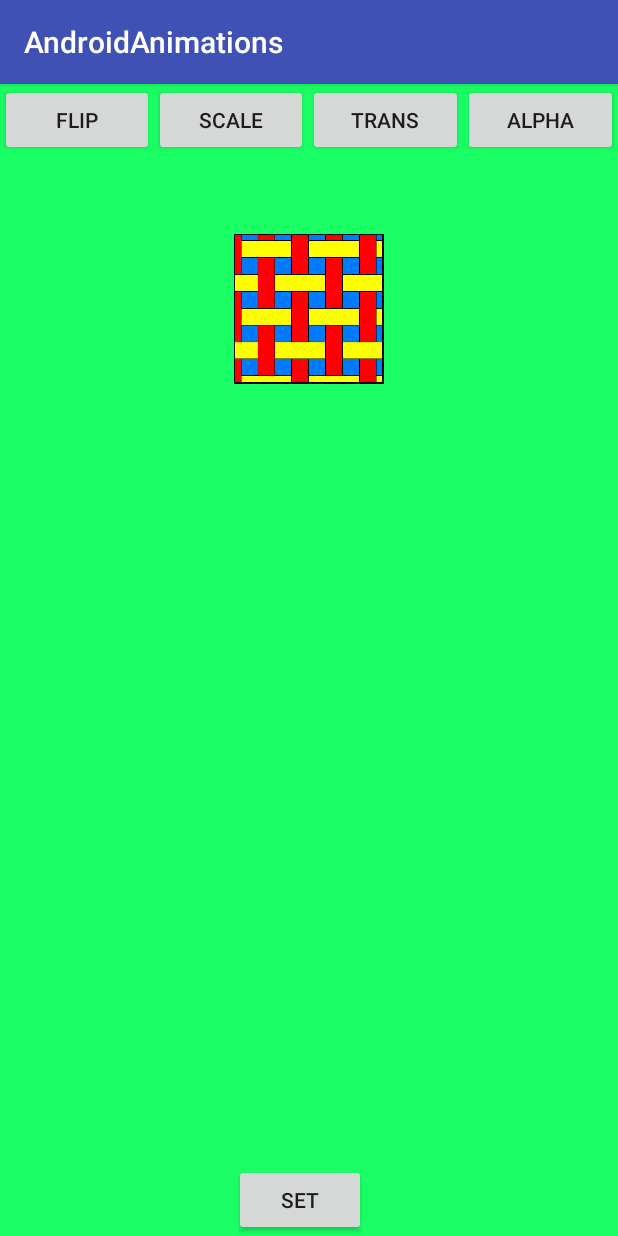
After one commit to PerryB52/AndroidAnimations, an Android app: the PropertyAnimationXML screen opened directly, with no data from a screen before it, on a phone screen of 412 x 824 dp. The commit adds this screen. Run offline under Robolectric (Android 15) with nearby library versions, the phone set to English and light mode, and no system bars.

Commit message:
Commit 7  - PropertyAnim XML

```diff
--- a/app/src/main/AndroidManifest.xml
+++ b/app/src/main/AndroidManifest.xml
@@ -18,7 +18,8 @@
         <activity android:name=".AnimationsByJava" />
         <activity android:name=".FrameAnimation" />
         <activity android:name=".DemeritView" />
-        <activity android:name=".InterpolatorAnim"></activity>
+        <activity android:name=".InterpolatorAnim" />
+        <activity android:name=".PropertyAnimationXML"></activity>
     </application>
 
 </manifest>
--- a/app/src/main/java/com/example/alexandrup/androidanimations/MainActivity.java
+++ b/app/src/main/java/com/example/alexandrup/androidanimations/MainActivity.java
@@ -41,9 +41,16 @@ public class MainActivity extends AppCompatActivity implements Animation.Animati
     @Override
     public boolean onOptionsItemSelected(MenuItem item) {
 
+        Intent i;
+
         switch (item.getItemId()){
             case R.id.mitem_interpolator:
-                Intent i = new Intent(MainActivity.this, InterpolatorAnim.class);
+                i = new Intent(MainActivity.this, InterpolatorAnim.class);
+                startActivity(i);
+                break;
+
+            case R.id.mitem_propertyAnimXML:
+                i = new Intent(MainActivity.this, PropertyAnimationXML.class);
                 startActivity(i);
                 break;
         }
@@ -117,9 +124,4 @@ public class MainActivity extends AppCompatActivity implements Animation.Animati
         startActivity(i);
     }
 
-
-    public void testTrans(View view){
-        Intent i = new Intent(MainActivity.this, InterpolatorAnim.class);
-        startActivity(i);
-    }
 }
--- /dev/null
+++ b/app/src/main/java/com/example/alexandrup/androidanimations/PropertyAnimationXML.java
@@ -0,0 +1,66 @@
+package com.example.alexandrup.androidanimations;
+
+import android.animation.Animator;
+import android.animation.AnimatorInflater;
+import android.os.Bundle;
+import android.support.v7.app.AppCompatActivity;
+import android.view.View;
+import android.widget.ImageView;
+
+public class PropertyAnimationXML extends AppCompatActivity {
+
+    private ImageView mImage;
+
+    @Override
+    protected void onCreate(Bundle savedInstanceState) {
+        super.onCreate(savedInstanceState);
+        setContentView(R.layout.activity_property_animation_xml);
+        mImage = (ImageView) findViewById(R.id.image);
+
+    }
+
+    public void rotateAnimation(View view) {
+
+        Animator anim = AnimatorInflater
+                .loadAnimator(this, R.animator.rotate);
+        anim.setTarget(mImage);
+        anim.start();
+
+    }
+
+    public void scaleAnimation(View view) {
+
+        Animator anim = AnimatorInflater
+                .loadAnimator(this, R.animator.scale);
+        anim.setTarget(mImage);
+        anim.start();
+
+    }
+
+    public void translateAnimation(View view) {
+
+        Animator anim = AnimatorInflater
+                .loadAnimator(this, R.animator.translate);
+        anim.setTarget(mImage);
+        anim.start();
+
+    }
+
+    public void alphaAnimation(View view) {
+
+        Animator anim = AnimatorInflater
+                .loadAnimator(this, R.animator.alpha);
+        anim.setTarget(mImage);
+        anim.start();
+
+    }
+
+    public void setAnimation(View view) {
+
+        Animator anim = AnimatorInflater
+                .loadAnimator(this, R.animator.set);
+        anim.setTarget(mImage);
+        anim.start();
+
+    }
+}
--- /dev/null
+++ b/app/src/main/res/animator/alpha.xml
@@ -0,0 +1,8 @@
+<?xml version="1.0" encoding="utf-8"?>
+<objectAnimator
+    xmlns:android="http://schemas.android.com/apk/res/android"
+    android:propertyName="alpha"
+    android:duration="500"
+    android:valueFrom="1"
+    android:valueTo="0"
+    android:valueType="floatType"/>
--- /dev/null
+++ b/app/src/main/res/animator/rotate.xml
@@ -0,0 +1,17 @@
+<?xml version="1.0" encoding="utf-8"?>
+<objectAnimator
+    xmlns:android="http://schemas.android.com/apk/res/android"
+    android:propertyName="rotationX"
+    android:duration="500"
+    android:valueFrom="0"
+    android:valueTo="-360"
+    android:valueType="floatType"/>
+
+
+    <!--
+
+        android:propertyName="rotation"      This simply rotates the Object either clockwise or anti-clockwise
+        android:propertyName="rotationX"     This rotates the Object about the X-Axis
+        android:propertyName="rotationY"     This rotates the Object about the Y-Axis
+
+    -->
--- /dev/null
+++ b/app/src/main/res/animator/scale.xml
@@ -0,0 +1,17 @@
+<?xml version="1.0" encoding="utf-8"?>
+<objectAnimator
+    xmlns:android="http://schemas.android.com/apk/res/android"
+    android:propertyName="scaleX"
+    android:duration="500"
+    android:valueFrom="1.0"
+    android:valueTo="2.5"
+    android:valueType="floatType"
+    />
+
+
+    <!--
+
+    If you want to scale the object in both X and Y directions then put two objectAnimator inside one
+    set tag with android:propertyName="scaleX" and android:propertyName="scaleY" respectively.
+
+    -->
--- /dev/null
+++ b/app/src/main/res/animator/set.xml
@@ -0,0 +1,32 @@
+<?xml version="1.0" encoding="utf-8"?>
+<set
+    xmlns:android="http://schemas.android.com/apk/res/android"
+    android:ordering="sequentially"
+    >
+
+    <objectAnimator
+        android:propertyName="rotation"
+        android:duration="500"
+        android:valueFrom="0"
+        android:valueTo="360"
+        android:valueType="floatType"/>
+
+    <set
+        android:ordering="together"
+        >
+        <objectAnimator
+            android:propertyName="scaleX"
+            android:duration="500"
+            android:valueFrom="1"
+            android:valueTo="1.5"
+            android:valueType="floatType"/>
+
+        <objectAnimator
+            android:propertyName="scaleY"
+            android:duration="500"
+            android:valueFrom="1"
+            android:valueTo="1.5"
+            android:valueType="floatType"/>
+    </set>
+
+</set>
--- /dev/null
+++ b/app/src/main/res/animator/translate.xml
@@ -0,0 +1,17 @@
+<?xml version="1.0" encoding="utf-8"?>
+<objectAnimator
+    xmlns:android="http://schemas.android.com/apk/res/android"
+    android:propertyName="translationX"
+    android:duration="500"
+    android:valueFrom="0"
+    android:valueTo="200"
+    android:valueType="floatType"/>
+
+
+
+    <!--
+        translationX   - move in X axis
+        translationY   - move in Y axis
+        x 			   - translation with respect to it’s container
+        y			   - translation with respect to it’s container
+    -->
--- /dev/null
+++ b/app/src/main/res/layout/activity_property_animation_xml.xml
@@ -0,0 +1,64 @@
+<RelativeLayout xmlns:android="http://schemas.android.com/apk/res/android"
+    xmlns:tools="http://schemas.android.com/tools"
+    android:layout_width="match_parent"
+    android:layout_height="match_parent"
+    android:background="#ff1aff64"
+    tools:context=".MainActivity">
+
+    <ImageView
+        android:layout_width="100dp"
+        android:layout_height="100dp"
+        android:id="@+id/image"
+        android:src="@drawable/tiling"
+        android:layout_alignParentTop="true"
+        android:layout_centerHorizontal="true"
+        android:layout_marginTop="100dp"/>
+
+    <LinearLayout
+        android:layout_width="match_parent"
+        android:layout_height="wrap_content"
+        android:weightSum="100"
+        android:orientation="horizontal"
+        >
+        <Button
+            android:layout_width="0dp"
+            android:layout_height="wrap_content"
+            android:text="Flip"
+            android:onClick="rotateAnimation"
+            android:layout_weight="25"
+            />
+        <Button
+            android:layout_width="0dp"
+            android:layout_height="wrap_content"
+            android:onClick="scaleAnimation"
+            android:layout_weight="25"
+            android:text="Scale"/>
+        <Button
+            android:layout_width="0dp"
+            android:layout_height="wrap_content"
+            android:onClick="translateAnimation"
+            android:layout_weight="25"
+            android:text="Trans"
+            />
+
+        <Button
+            android:layout_width="0dp"
+            android:layout_height="wrap_content"
+            android:onClick="alphaAnimation"
+            android:layout_weight="25"
+            android:text="Alpha"
+            />
+
+
+    </LinearLayout>
+
+    <Button
+        android:layout_width="wrap_content"
+        android:layout_height="wrap_content"
+        android:onClick="setAnimation"
+        android:text="set"
+        android:layout_alignParentBottom="true"
+        android:layout_alignLeft="@+id/image"
+        android:layout_alignStart="@+id/image"/>
+
+</RelativeLayout>
--- a/app/src/main/res/menu/menu_main.xml
+++ b/app/src/main/res/menu/menu_main.xml
@@ -5,4 +5,8 @@
         android:id="@+id/mitem_interpolator"
         android:title="Go to interpolator" />
 
+    <item
+        android:id="@+id/mitem_propertyAnimXML"
+        android:title="Go to PropertyAnimXML" />
+
 </menu>
```
Also changed, not shown: app/src/main/res/drawable/tiling.png (added).
